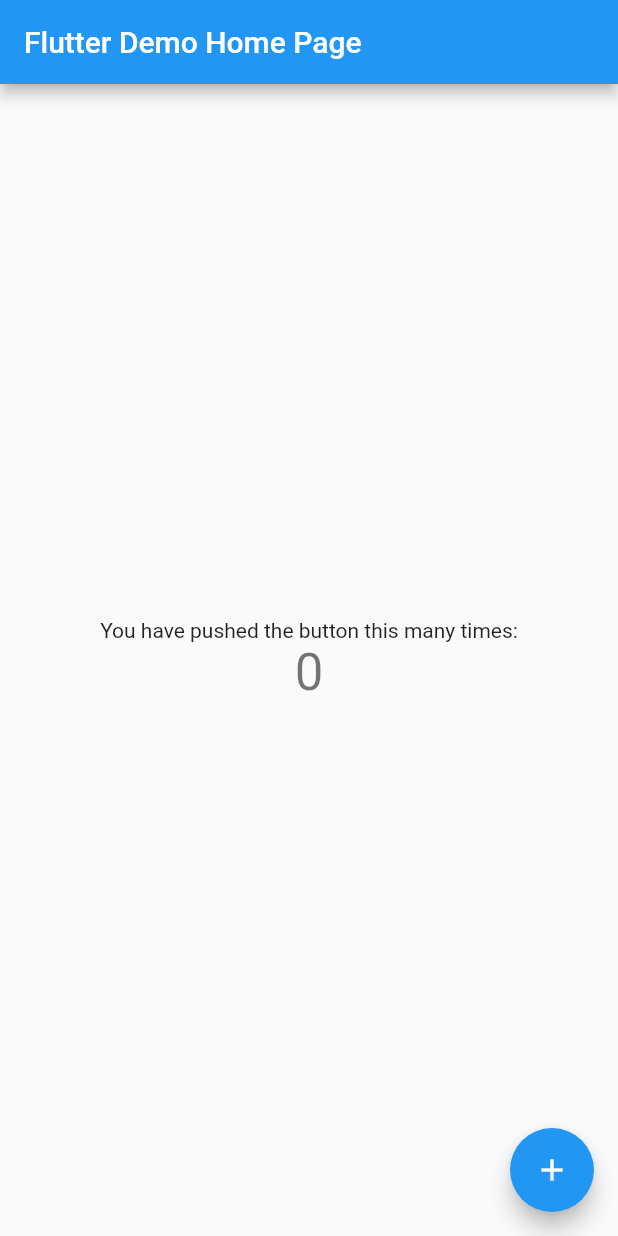
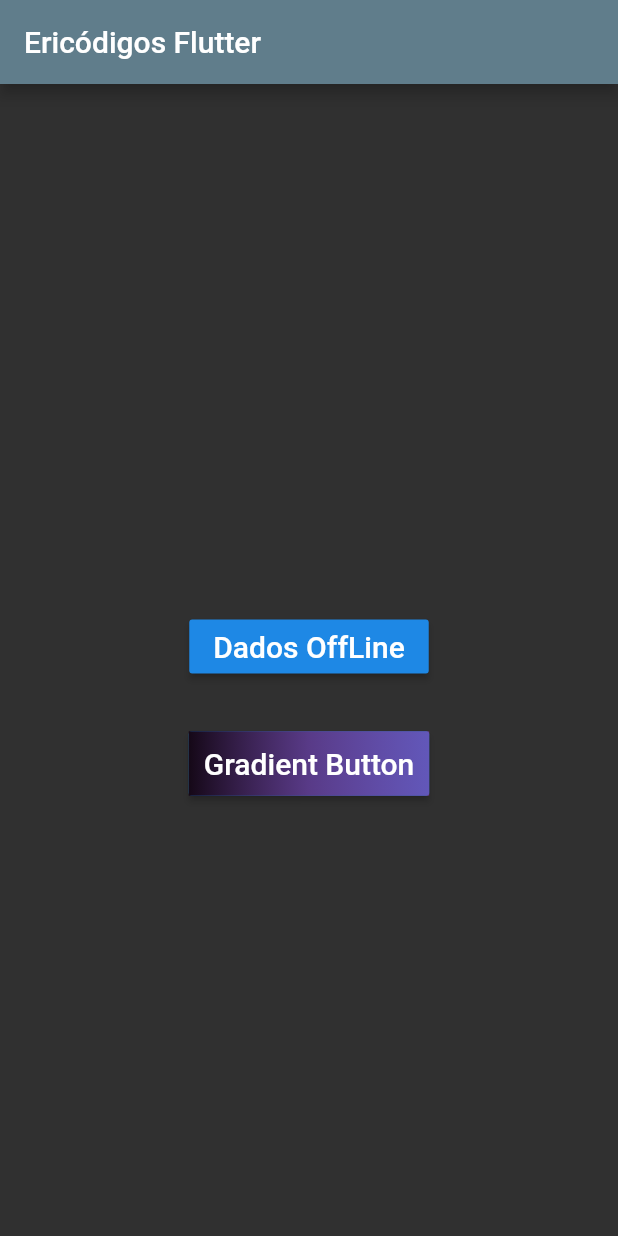
Before and after one commit to ericodex/eric0d3, a Flutter app: the screen it shows after launch, on a phone screen of 412 x 824 dp. Run offline on Flutter 3.47's test engine with Material 2 defaults, Android fonts, the phone set to English and light mode, and no system bars.

Commit message:
Update main.dart
Inclusão de rotas. Página inicial e secundária.

```diff
--- a/lib/main.dart
+++ b/lib/main.dart
@@ -1,111 +1,86 @@
 import 'package:flutter/material.dart';
+import 'package:flutter/rendering.dart';
 
-void main() => runApp(MyApp());
+void main() => runApp(MeuAplicativo());
 
-class MyApp extends StatelessWidget {
-  // This widget is the root of your application.
+// Importante: Tudo é um Widget.
+
+class MeuAplicativo extends StatelessWidget {
   @override
   Widget build(BuildContext context) {
     return MaterialApp(
-      title: 'Flutter Demo',
+        title: 'Material App',
         theme: ThemeData(
-        // This is the theme of your application.
-        //
-        // Try running your application with "flutter run". You'll see the
-        // application has a blue toolbar. Then, without quitting the app, try
-        // changing the primarySwatch below to Colors.green and then invoke
-        // "hot reload" (press "r" in the console where you ran "flutter run",
-        // or simply save your changes to "hot reload" in a Flutter IDE).
-        // Notice that the counter didn't reset back to zero; the application
-        // is not restarted.
-        primarySwatch: Colors.blue,
+          brightness: Brightness.dark,
+          backgroundColor: Colors.black,
+          primaryColor: Colors.blueGrey,
         ),
-      home: MyHomePage(title: 'Flutter Demo Home Page'),
+        home: PaginaInicial() // Widget Pagina Inicial
         );
   }
 }
 
-class MyHomePage extends StatefulWidget {
-  MyHomePage({Key key, this.title}) : super(key: key);
-
-  // This widget is the home page of your application. It is stateful, meaning
-  // that it has a State object (defined below) that contains fields that affect
-  // how it looks.
-
-  // This class is the configuration for the state. It holds the values (in this
-  // case the title) provided by the parent (in this case the App widget) and
-  // used by the build method of the State. Fields in a Widget subclass are
-  // always marked "final".
-
-  final String title;
-
-  @override
-  _MyHomePageState createState() => _MyHomePageState();
-}
-
-class _MyHomePageState extends State<MyHomePage> {
-  int _counter = 0;
-
-  void _incrementCounter() {
-    setState(() {
-      // This call to setState tells the Flutter framework that something has
-      // changed in this State, which causes it to rerun the build method below
-      // so that the display can reflect the updated values. If we changed
-      // _counter without calling setState(), then the build method would not be
-      // called again, and so nothing would appear to happen.
-      _counter++;
-    });
-  }
-
+// Página inivcial
+class PaginaInicial extends StatelessWidget {
   @override
   Widget build(BuildContext context) {
-    // This method is rerun every time setState is called, for instance as done
-    // by the _incrementCounter method above.
-    //
-    // The Flutter framework has been optimized to make rerunning build methods
-    // fast, so that you can just rebuild anything that needs updating rather
-    // than having to individually change instances of widgets.
     return Scaffold(
       appBar: AppBar(
-        // Here we take the value from the MyHomePage object that was created by
-        // the App.build method, and use it to set our appbar title.
-        title: Text(widget.title),
+        title: Text('Ericódigos Flutter'),
       ),
       body: Center(
-        // Center is a layout widget. It takes a single child and positions it
-        // in the middle of the parent.
         child: Column(
-          // Column is also a layout widget. It takes a list of children and
-          // arranges them vertically. By default, it sizes itself to fit its
-          // children horizontally, and tries to be as tall as its parent.
-          //
-          // Invoke "debug painting" (press "p" in the console, choose the
-          // "Toggle Debug Paint" action from the Flutter Inspector in Android
-          // Studio, or the "Toggle Debug Paint" command in Visual Studio Code)
-          // to see the wireframe for each widget.
-          //
-          // Column has various properties to control how it sizes itself and
-          // how it positions its children. Here we use mainAxisAlignment to
-          // center the children vertically; the main axis here is the vertical
-          // axis because Columns are vertical (the cross axis would be
-          // horizontal).
-          mainAxisAlignment: MainAxisAlignment.center,
+          mainAxisSize: MainAxisSize.min,
           children: <Widget>[
-            Text(
-              'You have pushed the button this many times:',
+            //Primeiro botão
+            const SizedBox(height: 60),
+            RaisedButton(
+              onPressed: () {
+                Navigator.push(context,MaterialPageRoute(builder: (context) => SegundaPagina()));
+              },
+              child:
+                  const Text('Dados OffLine', style: TextStyle(fontSize: 20)),
             ),
-            Text(
-              '$_counter',
-              style: Theme.of(context).textTheme.display1,
+            const SizedBox(height: 30),
+            RaisedButton(
+              onPressed: () {
+                Navigator.push(context,MaterialPageRoute(builder: (context) => SegundaPagina()));
+              },
+              textColor: Colors.white,
+              padding: const EdgeInsets.all(0.0),
+              child: Container(
+                decoration: const BoxDecoration(
+                  gradient: LinearGradient(
+                    colors: <Color>[
+                      Color.fromRGBO(21, 8, 23, 1.0),
+                      Color.fromRGBO(103, 39, 112, 0.8),
+                      Color.fromRGBO(143, 55, 156, 0.6),
+                    ],
+                  ),
+                ),
+                padding: const EdgeInsets.all(10.0),
+                child: const Text('Gradient Button',
+                    style: TextStyle(fontSize: 20)),
+              ),
             ),
           ],
         ),
       ),
-      floatingActionButton: FloatingActionButton(
-        onPressed: _incrementCounter,
-        tooltip: 'Increment',
-        child: Icon(Icons.add),
-      ), // This trailing comma makes auto-formatting nicer for build methods.
     );
   }
 }
+
+class SegundaPagina extends StatelessWidget {
+  @override
+  Widget build(BuildContext context) {
+    return Scaffold(
+        appBar: AppBar(title: Text("Segunda Página")),
+        body: Center(
+            child: RaisedButton(
+          onPressed: () {
+            Navigator.pop(context);
+          },
+          child: Text('Go back!'),
+        )));
+  }
+}
```
Lines whose indentation alone changed are shown as unchanged.
